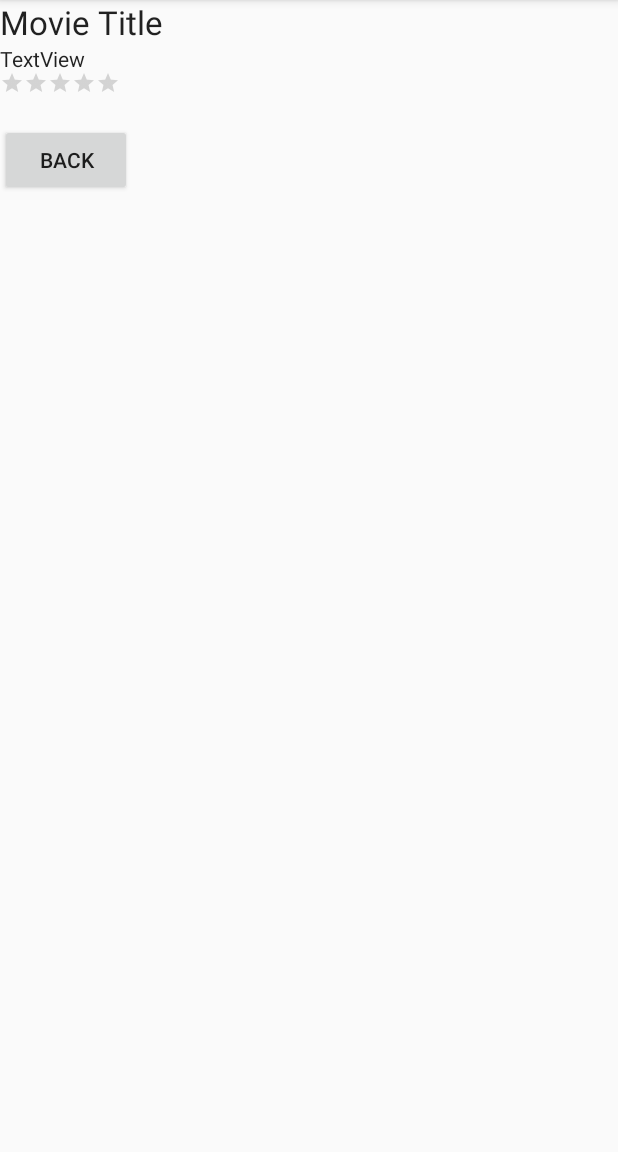
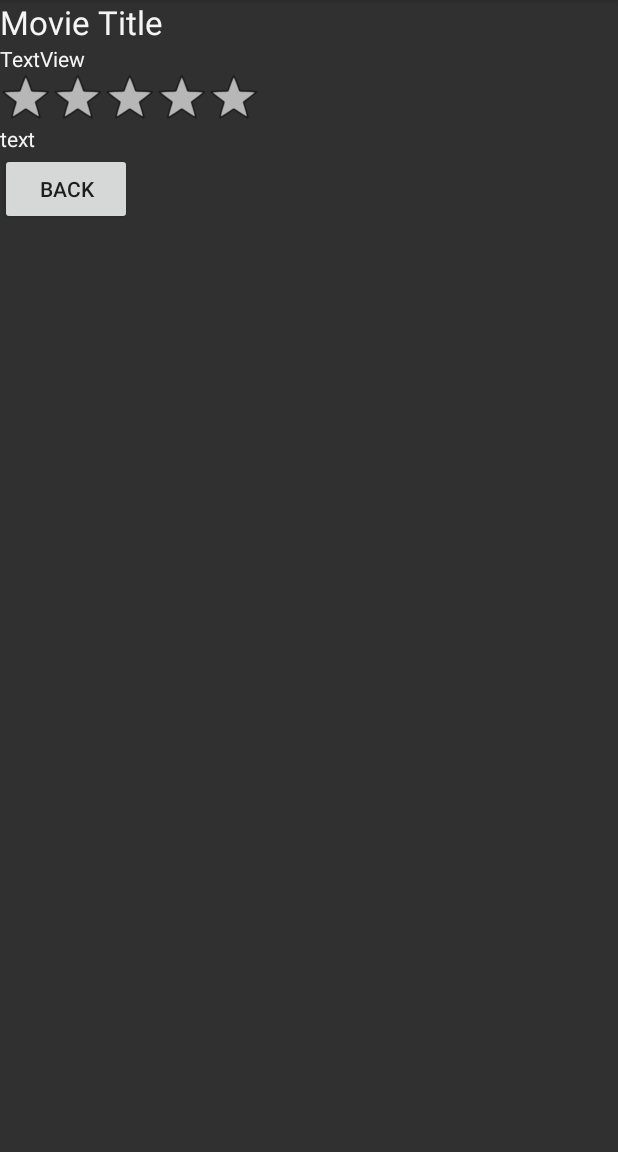
Before and after one commit to TK000/Flixster_old, an Android app: the MovieDetailsActivity screen opened directly, with no data from a screen before it, on a phone screen of 412 x 824 dp, the part 84-1236 px from its top. Run offline under Robolectric (Android 15) with nearby library versions, the phone set to English and light mode, and no system bars; our stand-ins replace ButterKnife; libraries missing offline, so code that uses them is left out: org.parceler; 6 statements that could not run were skipped.

Commit message:
finished changing colorscheme

```diff
--- a/app/src/main/res/layout-land/item_movie.xml
+++ b/app/src/main/res/layout-land/item_movie.xml
@@ -24,7 +24,8 @@
         android:layout_toEndOf="@+id/ivBackdropImage"
         android:layout_toRightOf="@+id/ivBackdropImage"
         android:text="Movie Title"
-        android:textAppearance="@android:style/TextAppearance.Medium" />
+        android:textColor="@color/textColor"
+        android:textAppearance="@android:style/TextAppearance.Large" />
 
     <TextView
         android:id="@+id/tvOverview"
@@ -36,5 +37,6 @@
         android:layout_below="@+id/tvTitle"
         android:layout_toEndOf="@+id/ivBackdropImage"
         android:layout_toRightOf="@+id/ivBackdropImage"
+        android:textColor="@color/textColor"
         android:text="TextView" />
 </RelativeLayout>
--- a/app/src/main/res/layout/activity_movie_details.xml
+++ b/app/src/main/res/layout/activity_movie_details.xml
@@ -4,29 +4,33 @@
     xmlns:tools="http://schemas.android.com/tools"
     android:layout_width="match_parent"
     android:layout_height="match_parent"
+    android:layout_marginLeft="0dp"
+    android:background="@color/backgroundColor"
     tools:context=".MovieDetailsActivity">
 
     <TextView
         android:id="@+id/tvTitle"
         android:layout_width="match_parent"
         android:layout_height="wrap_content"
+        android:layout_alignParentLeft="true"
         android:layout_alignParentStart="true"
         android:layout_alignParentTop="true"
         android:text="Movie Title"
         android:textAppearance="@android:style/TextAppearance.Large"
-        android:layout_alignParentLeft="true" />
+        android:textColor="@color/textColor" />
 
     <RatingBar
         android:id="@+id/rbVoteAverage"
-        style="@style/Widget.AppCompat.RatingBar.Small"
+        style="@android:style/Widget.Holo.Light.RatingBar.Indicator"
         android:layout_width="wrap_content"
         android:layout_height="wrap_content"
+        android:layout_alignParentLeft="true"
         android:layout_alignParentStart="true"
         android:layout_alignParentTop="true"
         android:layout_marginTop="47dp"
         android:numStars="5"
-        android:stepSize="0.5"
-        android:layout_alignParentLeft="true" />
+        android:rating="3.5"
+        android:stepSize="0.5" />
 
     <TextView
         android:id="@+id/tvOverview"
@@ -36,7 +40,9 @@
         android:layout_alignParentLeft="true"
         android:layout_alignParentRight="true"
         android:layout_alignParentStart="true"
-        android:layout_below="@+id/rbVoteAverage" />
+        android:layout_below="@+id/rbVoteAverage"
+        android:text="text"
+        android:textColor="@color/textColor" />
 
     <TextView
         android:id="@+id/tvDate"
@@ -47,7 +53,8 @@
         android:layout_below="@+id/tvTitle"
         android:layout_marginBottom="5dp"
         android:text="TextView"
-        android:textAppearance="@style/TextAppearance.AppCompat" />
+        android:textAppearance="@style/TextAppearance.AppCompat"
+        android:textColor="@color/textColor" />
 
     <Button
         android:id="@+id/btnBack"
@@ -56,6 +63,5 @@
         android:layout_alignParentStart="true"
         android:layout_below="@+id/tvOverview"
         android:onClick="onBack"
-        android:text="Back"
-        android:layout_alignParentLeft="true" />
+        android:text="Back" />
 </RelativeLayout>
--- a/app/src/main/res/layout/activity_movie_list.xml
+++ b/app/src/main/res/layout/activity_movie_list.xml
@@ -4,6 +4,7 @@
     xmlns:tools="http://schemas.android.com/tools"
     android:layout_width="match_parent"
     android:layout_height="match_parent"
+    android:background="@color/backgroundColor"
     tools:context=".MovieListActivity">
 
     <android.support.v7.widget.RecyclerView
--- a/app/src/main/res/values/colors.xml
+++ b/app/src/main/res/values/colors.xml
@@ -3,4 +3,6 @@
     <color name="colorPrimary">#3F51B5</color>
     <color name="colorPrimaryDark">#303F9F</color>
     <color name="colorAccent">#FF4081</color>
+    <color name="backgroundColor">#303030</color>
+    <color name="textColor">#f5f5f5</color>
 </resources>
```
Also changed, not shown: app/src/main/res/layout/item_movie.xml (+17 -14 lines).
